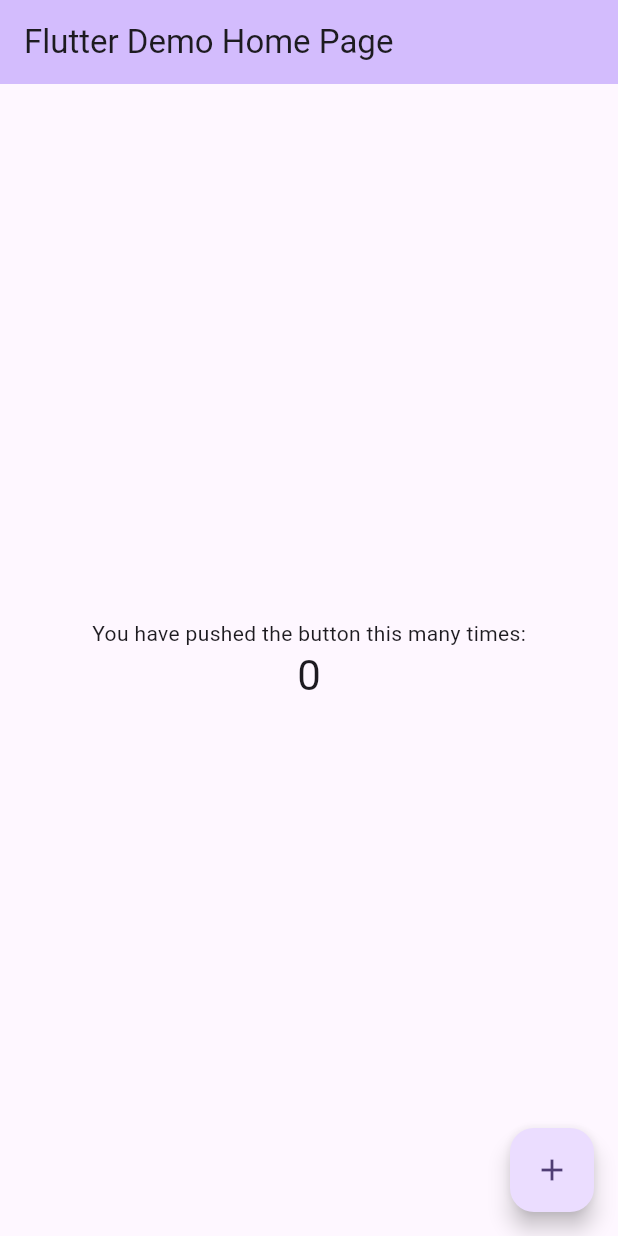
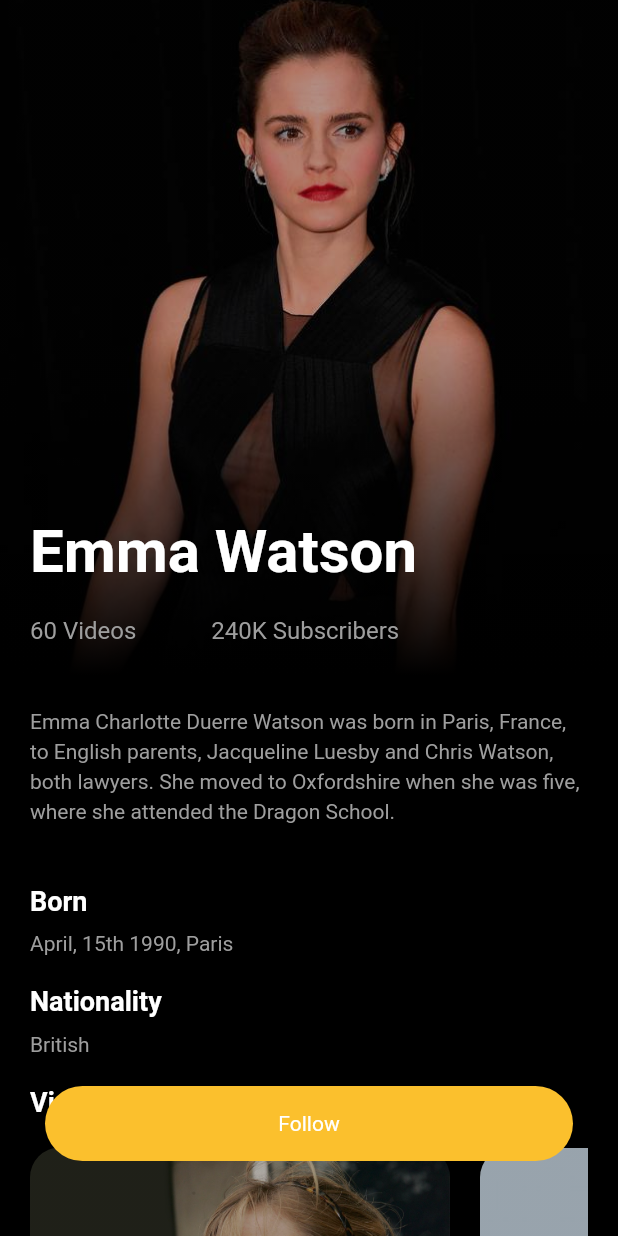
Before and after one commit to muhammadumer1157/Actors-Profile-App-UI, a Flutter app: the screen it shows after launch, on a phone screen of 412 x 824 dp. Run offline on Flutter 3.47's test engine with Material 2 defaults, Android fonts, the phone set to English and light mode, and no system bars; our stand-ins replace simple_animations.

Commit message:
Add animation and UI

```diff
--- /dev/null
+++ b/actors_profile_app_ui/lib/animations/fade_animation.dart
@@ -0,0 +1,28 @@
+import 'package:flutter/material.dart';
+import 'package:simple_animations/simple_animations.dart';
+
+class FadeAnimation extends StatelessWidget {
+  final double delay;
+  final Widget child;
+
+  const FadeAnimation({super.key, required this.delay, required this.child});
+
+  @override
+  Widget build(BuildContext context) {
+    final tween = MovieTween()
+      ..tween('opacity', Tween(begin: 0.0, end: 1.0),
+          duration: const Duration(milliseconds: 500))
+      ..tween('translateY', Tween(begin: 120.0, end: 0.0),
+          duration: const Duration(milliseconds: 500), curve: Curves.easeOut);
+    return PlayAnimationBuilder(
+        delay: Duration(milliseconds: (500 * delay).round()),
+        tween: tween,
+        duration: tween.duration,
+        builder: (context, value, child) => Opacity(
+              opacity: value.get("opacity"),
+              child: Transform.translate(
+                  offset: Offset(0, value.get("translateY")), child: child),
+            ),
+        child: child);
+  }
+}
--- a/actors_profile_app_ui/lib/main.dart
+++ b/actors_profile_app_ui/lib/main.dart
@@ -1,125 +1,253 @@
+import 'package:actors_profile_app_ui/animations/fade_animation.dart';
 import 'package:flutter/material.dart';
 
 void main() {
-  runApp(const MyApp());
+  runApp(const MaterialApp(
+    debugShowCheckedModeBanner: false,
+    home: HomePage(),
+  ));
 }
 
-class MyApp extends StatelessWidget {
-  const MyApp({super.key});
+class HomePage extends StatefulWidget {
+  const HomePage({super.key});
 
-  // This widget is the root of your application.
+  @override
+  State<HomePage> createState() => _HomePageState();
+}
+
+class _HomePageState extends State<HomePage> {
   @override
   Widget build(BuildContext context) {
-    return MaterialApp(
-      title: 'Flutter Demo',
-      theme: ThemeData(
-        // This is the theme of your application.
-        //
-        // TRY THIS: Try running your application with "flutter run". You'll see
-        // the application has a blue toolbar. Then, without quitting the app,
-        // try changing the seedColor in the colorScheme below to Colors.green
-        // and then invoke "hot reload" (save your changes or press the "hot
-        // reload" button in a Flutter-supported IDE, or press "r" if you used
-        // the command line to start the app).
-        //
-        // Notice that the counter didn't reset back to zero; the application
-        // state is not lost during the reload. To reset the state, use hot
-        // restart instead.
-        //
-        // This works for code too, not just values: Most code changes can be
-        // tested with just a hot reload.
-        colorScheme: ColorScheme.fromSeed(seedColor: Colors.deepPurple),
-        useMaterial3: true,
+    return Scaffold(
+      backgroundColor: Colors.black,
+      body: Stack(
+        children: [
+          CustomScrollView(
+            slivers: [
+              SliverAppBar(
+                expandedHeight: 450,
+                backgroundColor: Colors.black,
+                flexibleSpace: FlexibleSpaceBar(
+                  collapseMode: CollapseMode.pin,
+                  background: Container(
+                    decoration: const BoxDecoration(
+                      image: DecorationImage(
+                          image: AssetImage("assets/images/emma.jpg"),
+                          fit: BoxFit.cover),
+                    ),
+                    child: Container(
+                      decoration: BoxDecoration(
+                        gradient: LinearGradient(
+                          begin: Alignment.bottomRight,
+                          colors: [Colors.black, Colors.black.withOpacity(0.3)],
+                        ),
+                      ),
+                      child: const Padding(
+                        padding: EdgeInsets.all(20.0),
+                        child: Column(
+                          mainAxisAlignment: MainAxisAlignment.end,
+                          crossAxisAlignment: CrossAxisAlignment.start,
+                          children: [
+                            FadeAnimation(
+                              delay: 1,
+                              child: Text(
+                                "Emma Watson",
+                                style: TextStyle(
+                                    color: Colors.white,
+                                    fontWeight: FontWeight.bold,
+                                    fontSize: 40.0),
+                              ),
+                            ),
+                            SizedBox(
+                              height: 20.0,
+                            ),
+                            Row(
+                              children: [
+                                FadeAnimation(
+                                  delay: 1.2,
+                                  child: Text(
+                                    "60 Videos",
+                                    style: TextStyle(
+                                        color: Colors.grey, fontSize: 16.0),
+                                  ),
+                                ),
+                                SizedBox(
+                                  width: 50.0,
+                                ),
+                                FadeAnimation(
+                                  delay: 1.3,
+                                  child: Text(
+                                    "240K Subscribers",
+                                    style: TextStyle(
+                                        color: Colors.grey, fontSize: 16.0),
+                                  ),
+                                ),
+                              ],
+                            )
+                          ],
+                        ),
+                      ),
+                    ),
+                  ),
+                ),
+              ),
+              SliverList(
+                delegate: SliverChildListDelegate(
+                  [
+                    Padding(
+                      padding: const EdgeInsets.all(20.0),
+                      child: Column(
+                        crossAxisAlignment: CrossAxisAlignment.start,
+                        children: [
+                          const FadeAnimation(
+                            delay: 1.6,
+                            child: Text(
+                              "Emma Charlotte Duerre Watson was born in Paris, France, to English parents, Jacqueline Luesby and Chris Watson, both lawyers. She moved to Oxfordshire when she was five, where she attended the Dragon School.",
+                              style: TextStyle(color: Colors.grey, height: 1.4),
+                            ),
+                          ),
+                          const SizedBox(
+                            height: 40.0,
+                          ),
+                          const FadeAnimation(
+                            delay: 1.6,
+                            child: Text(
+                              "Born",
+                              style: TextStyle(
+                                  color: Colors.white,
+                                  fontSize: 18.0,
+                                  fontWeight: FontWeight.bold),
+                            ),
+                          ),
+                          const SizedBox(
+                            height: 10.0,
+                          ),
+                          const FadeAnimation(
+                            delay: 1.6,
+                            child: Text(
+                              "April, 15th 1990, Paris",
+                              style: TextStyle(color: Colors.grey),
+                            ),
+                          ),
+                          const SizedBox(
+                            height: 20.0,
+                          ),
+                          const FadeAnimation(
+                            delay: 1.6,
+                            child: Text(
+                              "Nationality",
+                              style: TextStyle(
+                                  color: Colors.white,
+                                  fontSize: 18.0,
+                                  fontWeight: FontWeight.bold),
+                            ),
+                          ),
+                          const SizedBox(
+                            height: 10.0,
+                          ),
+                          const FadeAnimation(
+                            delay: 1.6,
+                            child: Text(
+                              "British",
+                              style: TextStyle(color: Colors.grey),
+                            ),
+                          ),
+                          const SizedBox(
+                            height: 20.0,
+                          ),
+                          const FadeAnimation(
+                            delay: 1.6,
+                            child: Text(
+                              "Videos",
+                              style: TextStyle(
+                                  color: Colors.white,
+                                  fontSize: 18.0,
+                                  fontWeight: FontWeight.bold),
+                            ),
+                          ),
+                          const SizedBox(
+                            height: 20.0,
+                          ),
+                          FadeAnimation(
+                            delay: 1.8,
+                            child: SizedBox(
+                              height: 200.0,
+                              child: ListView(
+                                scrollDirection: Axis.horizontal,
+                                children: [
+                                  makeVideo("assets/images/emma-1.jpg"),
+                                  makeVideo("assets/images/emma-2.jpg"),
+                                  makeVideo("assets/images/emma-3.jpg")
+                                ],
+                              ),
+                            ),
+                          ),
+                          const SizedBox(
+                            height: 120.0,
+                          )
+                        ],
+                      ),
+                    )
+                  ],
+                ),
+              ),
+            ],
+          ),
+          Positioned.fill(
+            bottom: 50.0,
+            child: Align(
+              alignment: Alignment.bottomCenter,
+              child: FadeAnimation(
+                delay: 2,
+                child: Container(
+                  margin: const EdgeInsets.symmetric(horizontal: 30.0),
+                  height: 50.0,
+                  decoration: BoxDecoration(
+                      borderRadius: BorderRadius.circular(50.0),
+                      color: Colors.yellow[700]),
+                  child: const Align(
+                    child: Text(
+                      "Follow",
+                      style: TextStyle(color: Colors.white),
+                    ),
+                  ),
+                ),
+              ),
+            ),
+          ),
+        ],
       ),
-      home: const MyHomePage(title: 'Flutter Demo Home Page'),
+    );
+  }
+
+  Widget makeVideo(String image) {
+    return AspectRatio(
+      aspectRatio: 1.5 / 1,
+      child: Container(
+        margin: const EdgeInsets.only(right: 20.0),
+        decoration: BoxDecoration(
+          borderRadius: BorderRadius.circular(20.0),
+          image: DecorationImage(image: AssetImage(image), fit: BoxFit.cover),
+        ),
+        child: Container(
+          decoration: BoxDecoration(
+            gradient: LinearGradient(
+              begin: Alignment.bottomRight,
+              colors: [
+                Colors.black.withOpacity(0.9),
+                Colors.black.withOpacity(0.3)
+              ],
+            ),
+          ),
+          child: const Align(
+            child: Icon(
+              Icons.play_arrow,
+              color: Colors.white,
+              size: 70,
+            ),
+          ),
+        ),
+      ),
     );
   }
 }
-
-class MyHomePage extends StatefulWidget {
-  const MyHomePage({super.key, required this.title});
-
-  // This widget is the home page of your application. It is stateful, meaning
-  // that it has a State object (defined below) that contains fields that affect
-  // how it looks.
-
-  // This class is the configuration for the state. It holds the values (in this
-  // case the title) provided by the parent (in this case the App widget) and
-  // used by the build method of the State. Fields in a Widget subclass are
-  // always marked "final".
-
-  final String title;
-
-  @override
-  State<MyHomePage> createState() => _MyHomePageState();
-}
-
-class _MyHomePageState extends State<MyHomePage> {
-  int _counter = 0;
-
-  void _incrementCounter() {
-    setState(() {
-      // This call to setState tells the Flutter framework that something has
-      // changed in this State, which causes it to rerun the build method below
-      // so that the display can reflect the updated values. If we changed
-      // _counter without calling setState(), then the build method would not be
-      // called again, and so nothing would appear to happen.
-      _counter++;
-    });
-  }
-
-  @override
-  Widget build(BuildContext context) {
-    // This method is rerun every time setState is called, for instance as done
-    // by the _incrementCounter method above.
-    //
-    // The Flutter framework has been optimized to make rerunning build methods
-    // fast, so that you can just rebuild anything that needs updating rather
-    // than having to individually change instances of widgets.
-    return Scaffold(
-      appBar: AppBar(
-        // TRY THIS: Try changing the color here to a specific color (to
-        // Colors.amber, perhaps?) and trigger a hot reload to see the AppBar
-        // change color while the other colors stay the same.
-        backgroundColor: Theme.of(context).colorScheme.inversePrimary,
-        // Here we take the value from the MyHomePage object that was created by
-        // the App.build method, and use it to set our appbar title.
-        title: Text(widget.title),
-      ),
-      body: Center(
-        // Center is a layout widget. It takes a single child and positions it
-        // in the middle of the parent.
-        child: Column(
-          // Column is also a layout widget. It takes a list of children and
-          // arranges them vertically. By default, it sizes itself to fit its
-          // children horizontally, and tries to be as tall as its parent.
-          //
-          // Column has various properties to control how it sizes itself and
-          // how it positions its children. Here we use mainAxisAlignment to
-          // center the children vertically; the main axis here is the vertical
-          // axis because Columns are vertical (the cross axis would be
-          // horizontal).
-          //
-          // TRY THIS: Invoke "debug painting" (choose the "Toggle Debug Paint"
-          // action in the IDE, or press "p" in the console), to see the
-          // wireframe for each widget.
-          mainAxisAlignment: MainAxisAlignment.center,
-          children: <Widget>[
-            const Text(
-              'You have pushed the button this many times:',
-            ),
-            Text(
-              '$_counter',
-              style: Theme.of(context).textTheme.headlineMedium,
-            ),
-          ],
-        ),
-      ),
-      floatingActionButton: FloatingActionButton(
-        onPressed: _incrementCounter,
-        tooltip: 'Increment',
-        child: const Icon(Icons.add),
-      ), // This trailing comma makes auto-formatting nicer for build methods.
-    );
-  }
-}
--- a/actors_profile_app_ui/pubspec.yaml
+++ b/actors_profile_app_ui/pubspec.yaml
@@ -35,6 +35,7 @@ dependencies:
   # The following adds the Cupertino Icons font to your application.
   # Use with the CupertinoIcons class for iOS style icons.
   cupertino_icons: ^1.0.2
+  simple_animations: ^5.0.2
 
 dev_dependencies:
   flutter_test:
```
Also changed, not shown: actors_profile_app_ui/pubspec.lock.
